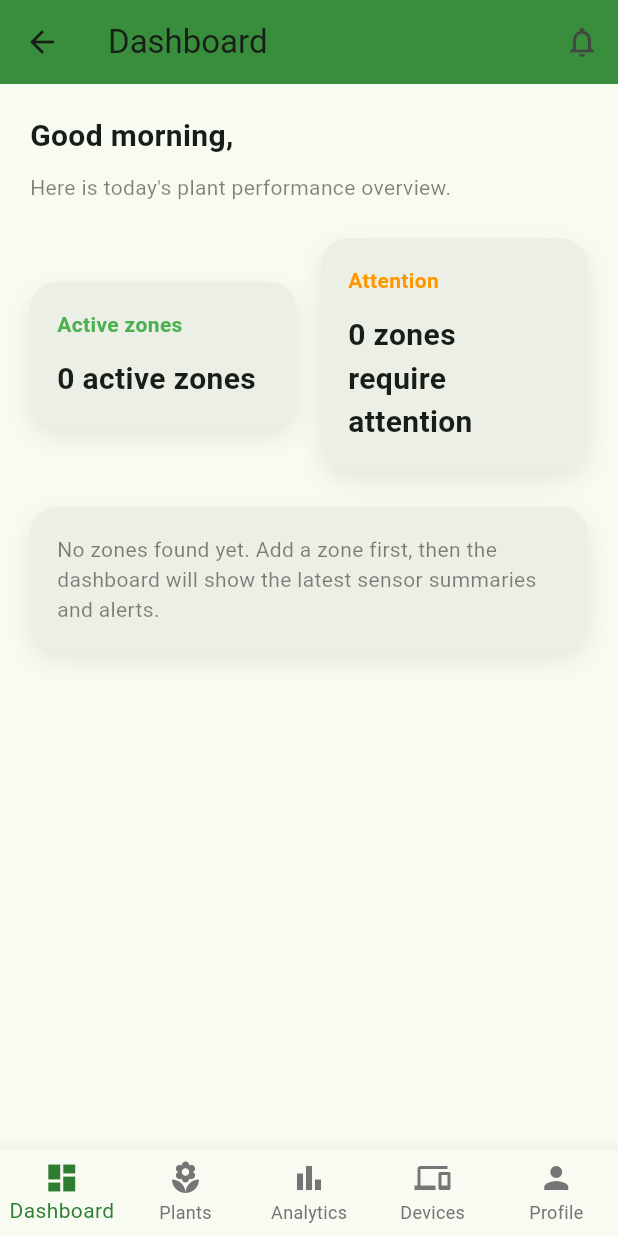
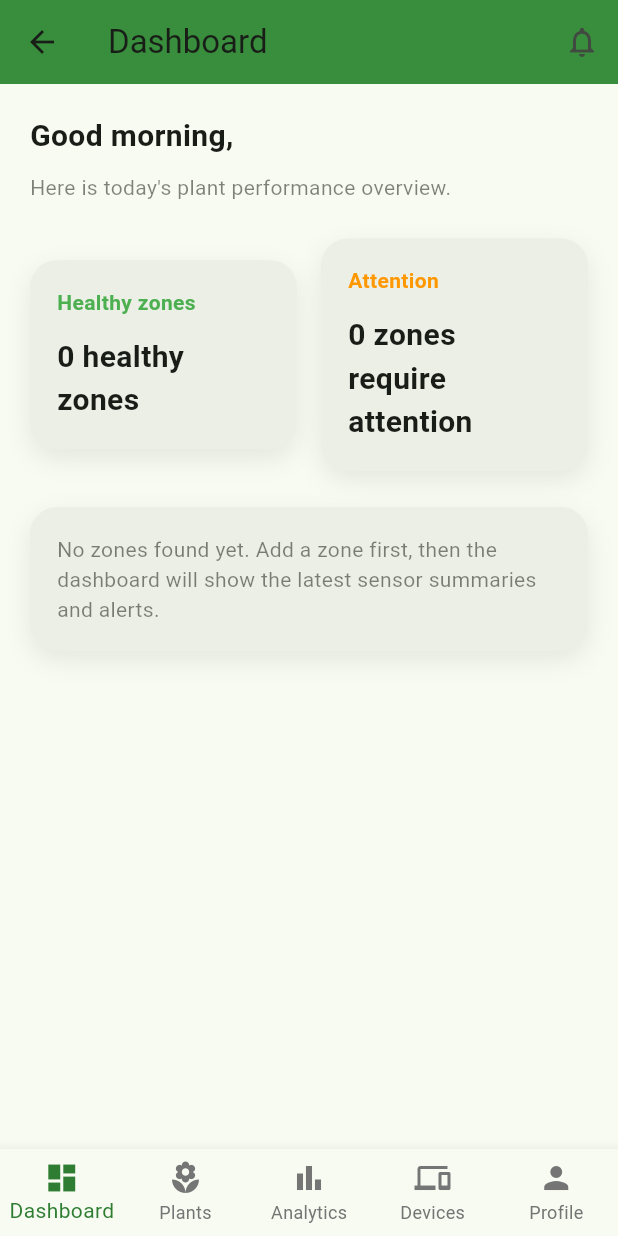
Before and after one commit to Azzzfarul/GrowNex, a Flutter app: the RootScreen screen opened by its route, on a phone screen of 412 x 824 dp. Run offline on Flutter 3.47's test engine with Material 3 defaults, Android fonts, the phone set to English and light mode, and no system bars; our stand-ins replace cloud_firestore, firebase_auth, firebase_core, firebase_storage, fl_chart, image_picker and 1 more; accounts and stored records are empty.

Commit message:
fix: rename dashboard "Active zones" card to "Healthy zones"
The card counts zones whose status is healthy, not online ones.

Co-Authored-By: Claude Opus 5.5 <noreply@anthropic.com>

```diff
--- a/mobile_app/lib/screens/dashboard/dashboard_screen.dart
+++ b/mobile_app/lib/screens/dashboard/dashboard_screen.dart
@@ -60,7 +60,7 @@ class _DashboardScreenState extends State<DashboardScreen> {
         }
 
         final zones = snapshot.data ?? [];
-        final activeZones = zones.where((z) => z.status.toLowerCase().contains('healthy')).length;
+        final healthyZones = zones.where((z) => z.status.toLowerCase().contains('healthy')).length;
         // Zones with no plants yet are 'unknown' — not healthy, but not needing attention either.
         final attentionZones = zones.where((z) => z.status == 'attention' || z.status == 'critical').length;
 
@@ -76,7 +76,7 @@ class _DashboardScreenState extends State<DashboardScreen> {
               const SizedBox(height: 24),
               Row(
                 children: [
-                  Expanded(child: _buildSummaryCard(cs, 'Active zones', '$activeZones active zone${activeZones == 1 ? '' : 's'}', Colors.green)),
+                  Expanded(child: _buildSummaryCard(cs, 'Healthy zones', '$healthyZones healthy zone${healthyZones == 1 ? '' : 's'}', Colors.green)),
                   const SizedBox(width: 16),
                   Expanded(child: _buildSummaryCard(cs, 'Attention', '$attentionZones zone${attentionZones == 1 ? '' : 's'} require attention', Colors.orange)),
                 ],
```
Also changed, not shown: 1 other file.
